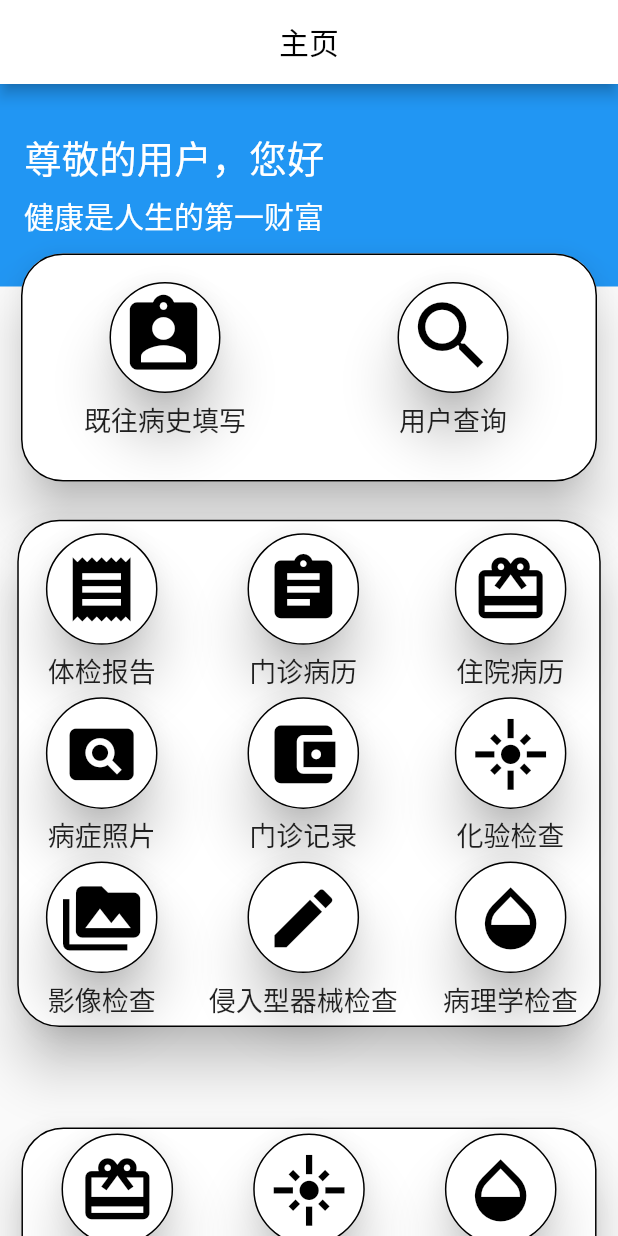
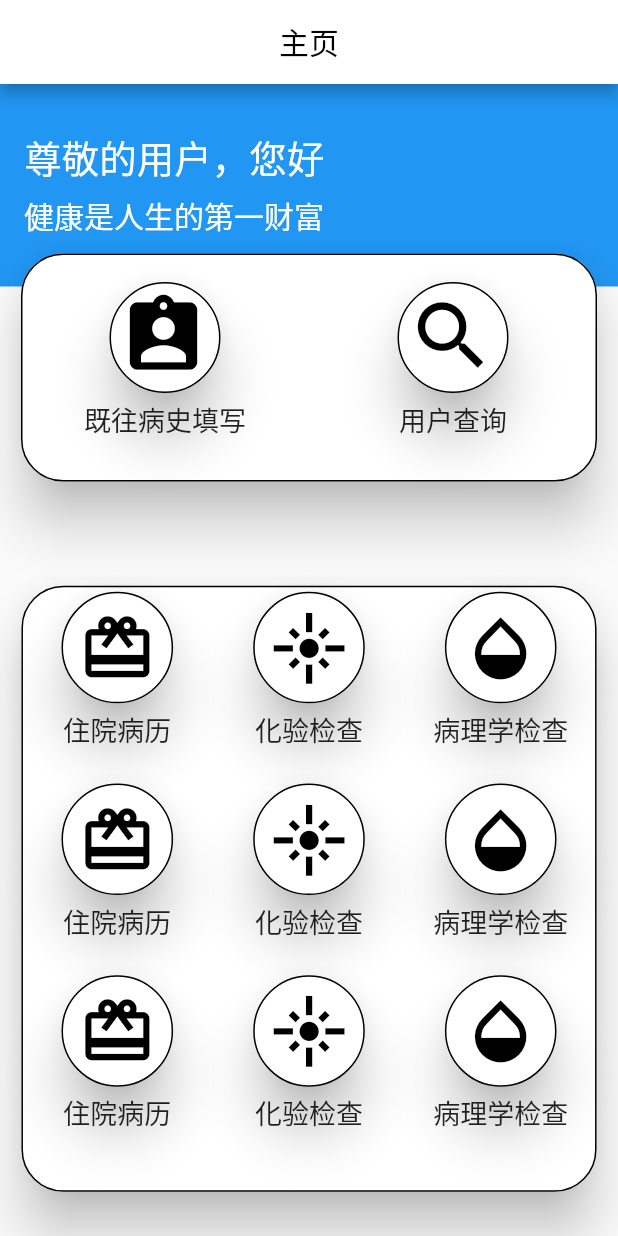
Before and after one commit to Dodoushu/ASECloudRecord, a Flutter app: the MainPage screen opened directly, on a phone screen of 412 x 824 dp. Run offline on Flutter 3.47's test engine with Material 2 defaults, Android fonts, the phone set to English and light mode, and no system bars; our stand-ins replace dio, file_picker, image_picker, photo_view, shared_preferences; missing offline and left inert: dart:ffi; accounts and stored records are empty.

Commit message:
医生端注册页面（文件名，文件），患者端主功能界面（布局）

```diff
--- a/lib/patient/MainFunctionPage.dart
+++ b/lib/patient/MainFunctionPage.dart
@@ -214,85 +214,7 @@ class _MainPage extends State<MainPage> {
       ),
     ]);
     //跳转界面选择
-    Widget ChooseModel = SizedBox(
 
-        child: Container(
-          padding: const EdgeInsets.all(7.5),
-          child: Card(
-            elevation: 15.0, //阴影
-            //设置圆角和边框
-            shape: RoundedRectangleBorder(
-                borderRadius: BorderRadius.all(Radius.circular(28.0)),
-                side: BorderSide(width: 1.0)),
-            child: Row(
-                mainAxisAlignment: MainAxisAlignment.spaceAround,
-                children: <Widget>[
-                  new Container(
-                      padding: EdgeInsets.all(5),
-                      child: Column(children: <Widget>[
-                        InkWell(
-                          child: widgetbuild.create("体检报告", Icons.receipt,width_),
-                          onTap: () {
-                            Navigator.push(context, MaterialPageRoute(builder: (
-                                context) => medicalReport()));
-                          },),
-                        InkWell(
-                          child: widgetbuild.create("病症照片", Icons.pageview,width_),
-                          onTap: () {
-                            Navigator.push(context, MaterialPageRoute(builder: (
-                                context) => SelfPortraitOfDisease()));
-                          },),
-                        InkWell(
-                          child: widgetbuild.create("影像检查", Icons.perm_media,width_),
-                          onTap: () {
-                            Navigator.push(context, MaterialPageRoute(builder: (
-                                context) => ImageReview()));
-                          },),
-                      ])),
-                  new Container(
-                    padding: EdgeInsets.all(5),
-                    child: Column(children: <Widget>[
-                      InkWell(
-                        child: widgetbuild.create("门诊病历", Icons.assignment,width_),
-                        onTap: () {
-                          Navigator.push(context, MaterialPageRoute(builder: (
-                              context) => outpatientMedical()));
-                        },),
-                      InkWell(child: widgetbuild.create(
-                          "门诊记录", Icons.account_balance_wallet,width_), onTap: () {
-                        Navigator.push(context, MaterialPageRoute(builder: (
-                            context) => outpatientVisitRecords()));
-                      },),
-                      InkWell(child: widgetbuild.create("侵入型器械检查", Icons.edit,width_),
-                        onTap: () {
-                          Navigator.push(context, MaterialPageRoute(builder: (
-                              context) => invasiveReview()));
-                        },),
-                    ]),
-                  ),
-                  new Container(
-                    padding: EdgeInsets.all(5),
-                    child: Column(children: <Widget>[
-                      InkWell(child: widgetbuild.create("住院病历", Icons.redeem,width_),
-                        onTap: () {
-                          Navigator.push(context, MaterialPageRoute(builder: (
-                              context) => HospitalizedRecord()));
-                        },),
-                      InkWell(child: widgetbuild.create("化验检查", Icons.flare,width_),
-                        onTap: () {
-                          Navigator.push(context, MaterialPageRoute(builder: (
-                              context) => laboratoryExaminationPicture()));
-                        },),
-                      InkWell(child: widgetbuild.create("病理学检查", Icons.opacity,width_),
-                        onTap: () {
-                          Navigator.push(context, MaterialPageRoute(builder: (
-                              context) => Pathology()));
-                        },)
-                    ]),
-                  )
-                ]),
-          ),
-        ));
 
     Widget ChooseModel_ = new Container(
       height: width_*1.25,
@@ -380,6 +302,6 @@ class _MainPage extends State<MainPage> {
         centerTitle: true,
 //        backgroundColor: Colors.white,
       ),
-      body: new ListView(children: <Widget>[stack, ChooseModel,ChooseModel_]),
+      body: new ListView(children: <Widget>[stack,ChooseModel_]),
     );}
 }
```
Also changed, not shown: lib/doctor/register2.dart (+47 -35 lines), lib/http_service.dart (+5 -5 lines).
